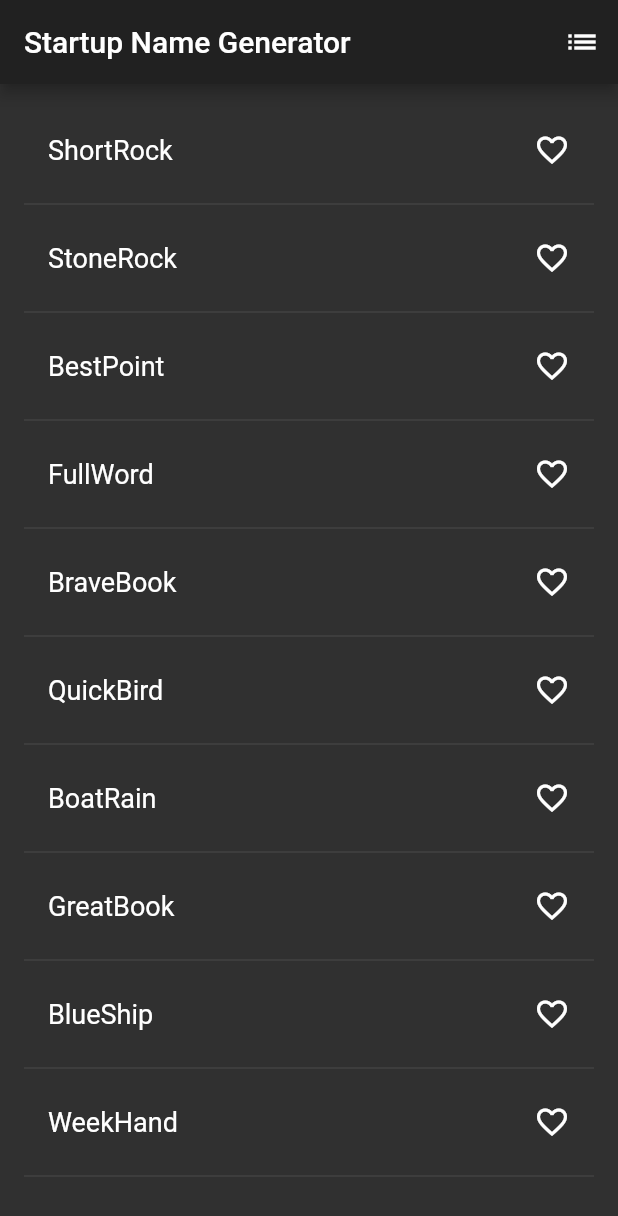
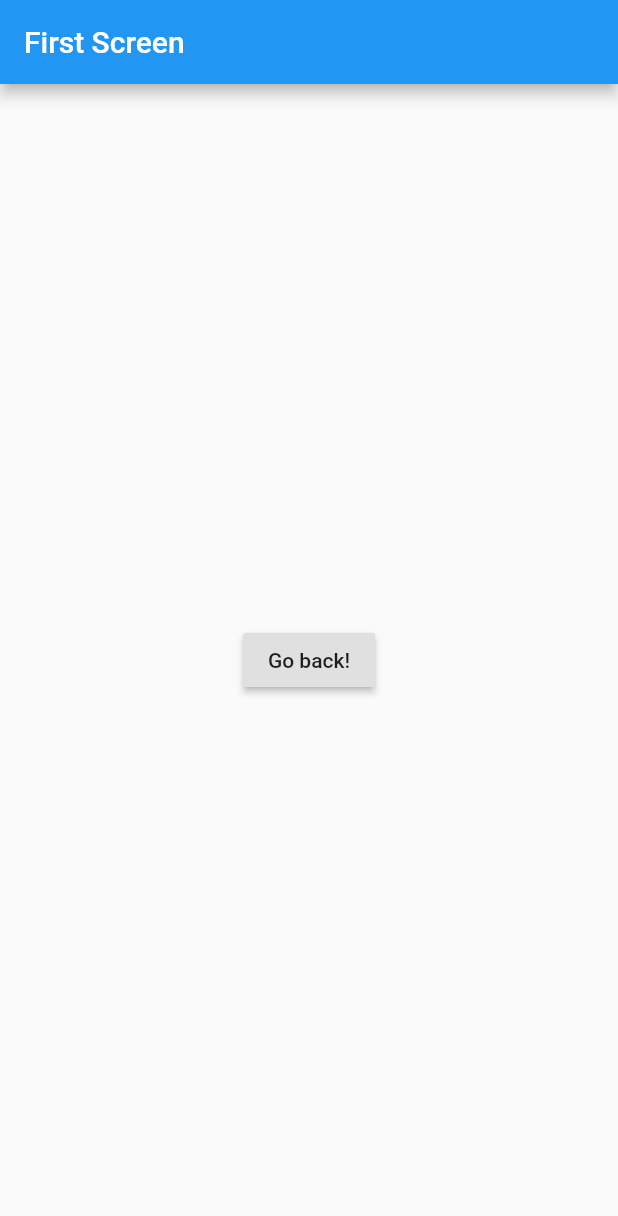
Before and after one commit to alcaitiff/arlist, a Flutter app: the screen it shows after launch, on a phone screen of 412 x 824 dp. Shown: the top 1216 px of the screen. Run offline on Flutter 3.47's test engine with Material 2 defaults, Android fonts, the light colour scheme and no system bars; generated files the repository leaves out were written again.

Commit message:
Basic structure fir the project

```diff
--- a/lib/main.dart
+++ b/lib/main.dart
@@ -1,115 +1,19 @@
-// Copyright 2018 The Flutter team. All rights reserved.
-// Use of this source code is governed by a BSD-style license that can be
-// found in the LICENSE file.
+import 'package:flutter/material.dart';
+import 'package:ar_list/theme/style.dart';
+import 'package:ar_list/routes.dart';
 
-import 'package:flutter/material.dart';
-import 'package:english_words/english_words.dart';
+void main() {
+  runApp(ARListApp());
+}
 
-void main() => runApp(MyApp());
-
-class MyApp extends StatelessWidget {
+class ARListApp extends StatelessWidget {
   @override
   Widget build(BuildContext context) {
     return MaterialApp(
-      title: 'Startup Name Generator',
-      theme: ThemeData.dark(),
-      home: RandomWords(),
+      title: 'ARListApp',
+      theme: ThemeManager.lightTheme(),
+      initialRoute: '/',
+      routes: routes,
     );
   }
 }
-
-class RandomWords extends StatefulWidget {
-  @override
-  _RandomWordsState createState() => _RandomWordsState();
-}
-
-class _RandomWordsState extends State<RandomWords> {
-  final _suggestions = <WordPair>[];
-  final _biggerFont = TextStyle(fontSize: 18.0);
-  final _saved = Set<WordPair>();
-  static const _maxSuggestions = 20;
-
-  Widget _buildSuggestions() {
-    return ListView.builder(
-        padding: EdgeInsets.all(16.0),
-        itemBuilder: /*1*/ (context, i) {
-          if (i.isOdd) return Divider(); /*2*/
-
-          final index = i ~/ 2; /*3*/
-          if (index >= _suggestions.length &&
-              _suggestions.length < _maxSuggestions) {
-            _suggestions.addAll(generateWordPairs().take(10)); /*4*/
-          } else if (index < _maxSuggestions) {
-            return _buildRow(_suggestions[index]);
-          }
-          return null;
-        });
-  }
-
-  Widget _buildRow(WordPair pair) {
-    final alreadySaved = _saved.contains(pair);
-    return ListTile(
-      title: Text(
-        pair.asPascalCase,
-        style: _biggerFont,
-      ),
-      trailing: Icon(
-        alreadySaved ? Icons.favorite : Icons.favorite_border,
-        color: alreadySaved ? Colors.blueAccent : null,
-      ),
-      onTap: () {
-        setState(() {
-          if (alreadySaved) {
-            _saved.remove(pair);
-          } else {
-            _saved.add(pair);
-          }
-        });
-      },
-    );
-  }
-
-  void _pushSaved() {
-    Navigator.of(context).push(
-      MaterialPageRoute<void>(
-        builder: (BuildContext context) {
-          final tiles = _saved.map(
-            (WordPair pair) {
-              return ListTile(
-                title: Text(
-                  pair.asPascalCase,
-                  style: _biggerFont,
-                ),
-              );
-            },
-          );
-          final divided = ListTile.divideTiles(
-            context: context,
-            tiles: tiles,
-          ).toList();
-
-          return Scaffold(
-            appBar: AppBar(
-              title: Text('Saved Suggestions'),
-            ),
-            body: ListView(children: divided),
-          );
-        },
-      ),
-    );
-  }
-
-  @override
-  Widget build(BuildContext context) {
-    _suggestions.addAll(generateWordPairs().take(10));
-    return Scaffold(
-      appBar: AppBar(
-        title: Text('Startup Name Generator'),
-        actions: [
-          IconButton(icon: Icon(Icons.list), onPressed: _pushSaved),
-        ],
-      ),
-      body: _buildSuggestions(),
-    );
-  }
-}
--- /dev/null
+++ b/lib/screens/create/components/body.dart
@@ -0,0 +1,15 @@
+import 'package:flutter/material.dart';
+
+class Body extends StatelessWidget {
+  @override
+  Widget build(BuildContext context) {
+    return Center(
+      child: RaisedButton(
+        onPressed: () {
+          Navigator.pop(context);
+        },
+        child: Text('Go back!'),
+      ),
+    );
+  }
+}
--- /dev/null
+++ b/lib/screens/home/components/body.dart
@@ -0,0 +1,18 @@
+import 'package:ar_list/models/shop_list.dart';
+import 'package:flutter/material.dart';
+
+class Body extends StatelessWidget {
+  @override
+  Widget build(BuildContext context) {
+    Set<ShopList> _shopLists;
+
+    return Center(
+      child: RaisedButton(
+        onPressed: () {
+          Navigator.pop(context);
+        },
+        child: Text('Go back!'),
+      ),
+    );
+  }
+}
--- /dev/null
+++ b/lib/screens/home/home.dart
@@ -0,0 +1,29 @@
+import 'package:flutter/material.dart';
+import 'package:ar_list/screens/home/components/body.dart';
+
+class HomeScreen extends StatefulWidget {
+  @override
+  _HomeScreenState createState() => _HomeScreenState();
+}
+
+class _HomeScreenState extends State<HomeScreen> {
+  @override
+  void initState() {
+    super.initState();
+  }
+
+  @override
+  void dispose() {
+    super.dispose();
+  }
+
+  @override
+  Widget build(BuildContext context) {
+    return Scaffold(
+      appBar: AppBar(
+        title: Text("First Screen"),
+      ),
+      body: Body(),
+    );
+  }
+}
```
Also changed, not shown: lib/screens/create/create.dart (added, +29 -0 lines), lib/theme/style.dart (added, +23 -0 lines).
